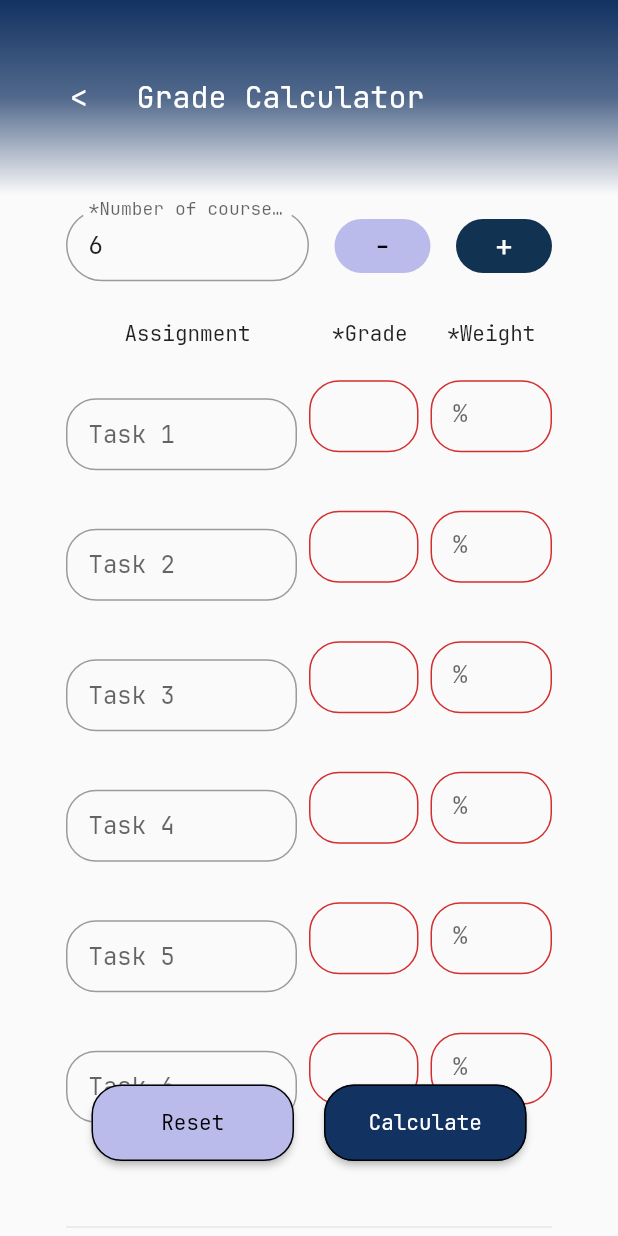
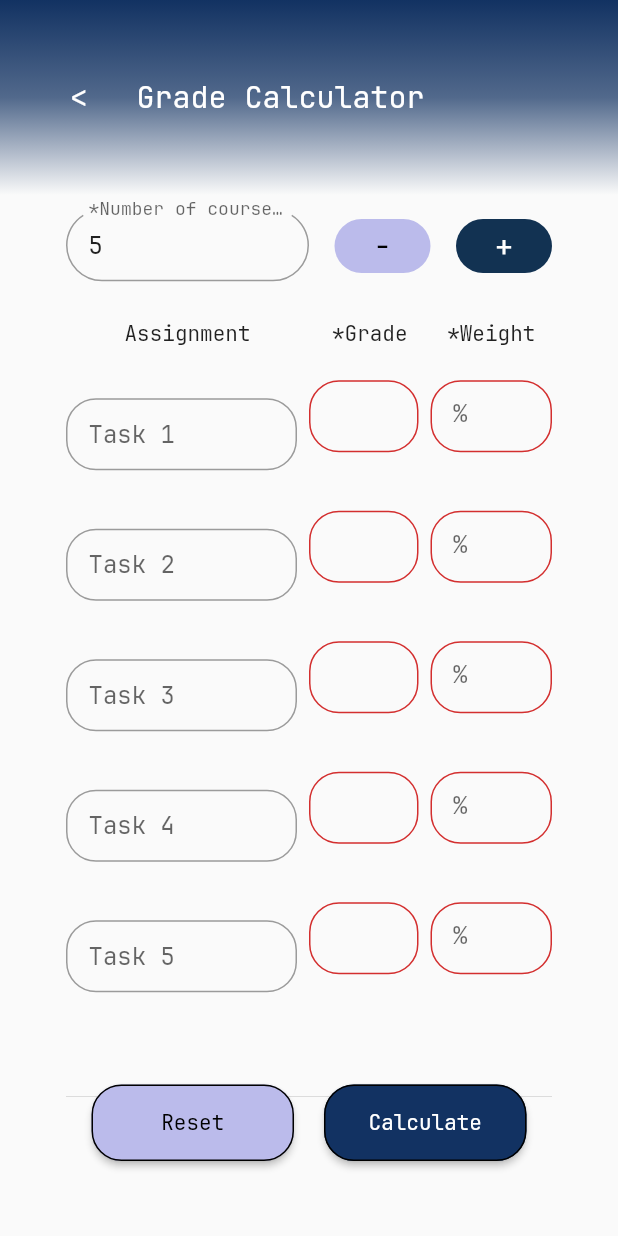
Before and after one commit to LTree0703/gpa_calculator, a Flutter app: the GradeCalculator screen opened directly, after a tap on "Calculate", on a phone screen of 412 x 824 dp. Run offline on Flutter 3.47's test engine with Material 2 defaults, Android fonts, the phone set to English and light mode, and no system bars.

Commit message:
Minor upgrade and refinement

```diff
--- a/lib/formfield.dart
+++ b/lib/formfield.dart
@@ -1,4 +1,36 @@
 import 'package:flutter/material.dart';
+
+Map<String, double> gradelabel = {
+  'A+': 4.30,
+  'A': 4.00,
+  'A-': 3.70,
+  'B+': 3.30,
+  'B': 3.00,
+  'B-': 2.70,
+  'C+': 2.30,
+  'C': 2.00,
+  'C-': 1.70,
+  'D+': 1.30,
+  'D': 1.00,
+  'D-': 0.70,
+  'F': 0.00,
+};
+
+Map<double, double> percentagelabel = {
+  60.0: 0.00,
+  63.0: 0.70,
+  67.0: 1.00,
+  70.0: 1.30,
+  73.0: 1.70,
+  77.0: 2.00,
+  80.0: 2.30,
+  83.0: 2.70,
+  87.0: 3.00,
+  90.0: 3.30,
+  93.0: 3.70,
+  97.0: 4.00,
+  100.1: 4.30,
+};
 
 class SimpleTextForm extends StatefulWidget {
   const SimpleTextForm(
--- a/lib/gpa.dart
+++ b/lib/gpa.dart
@@ -389,20 +389,6 @@ class CourseFormInput extends StatefulWidget {
 }
 
 class _CourseFormInputState extends State<CourseFormInput> {
-  Map<String, double?> gradelabel = {
-    'A+': 4.30,
-    'A': 4.00,
-    'A-': 3.70,
-    'B+': 3.30,
-    'B': 3.00,
-    'B-': 2.70,
-    'C+': 2.30,
-    'C': 2.00,
-    'C-': 1.70,
-    'D+': 1.30,
-    'D': 1.00,
-    'F': 0.00,
-  };
 
   @override
   Widget build(BuildContext context) {
@@ -504,7 +490,9 @@ class _OutputTableState extends State<OutputTable> {
   List<TableRow> courseData() {
     List<TableRow> children = [];
     for (var id = 0; id < widget.data.numCourses; id++) {
-      children.add(TableRow(children: [
+      children.add(
+        TableRow(
+          children: [
             Padding(
               padding: const EdgeInsets.all(7.5),
               child: Text(widget.data.courseName[id] == ''
@@ -517,7 +505,8 @@ class _OutputTableState extends State<OutputTable> {
                 padding: const EdgeInsets.all(7.5),
                 child: Text(
                   widget.data.credits[id].toString(),
-              )),
+                ),
+              ),
             ),
             Container(
               alignment: Alignment.centerRight,
@@ -526,7 +515,9 @@ class _OutputTableState extends State<OutputTable> {
                 child: Text(widget.data.grades[id].toString()),
               ),
             ),
-      ]));
+          ],
+        ),
+      );
     }
     return children;
   }
--- a/lib/grade.dart
+++ b/lib/grade.dart
@@ -2,38 +2,6 @@ import 'package:flutter/material.dart';
 import 'package:uni_quitter/topbar.dart';
 import 'package:uni_quitter/formfield.dart';
 import 'package:uni_quitter/gradedata.dart';
-
-Map<String, double> gradelabel = {
-  'A+': 4.30,
-  'A': 4.00,
-  'A-': 3.70,
-  'B+': 3.30,
-  'B': 3.00,
-  'B-': 2.70,
-  'C+': 2.30,
-  'C': 2.00,
-  'C-': 1.70,
-  'D+': 1.30,
-  'D': 1.00,
-  'D-': 0.70,
-  'F': 0.00,
-};
-
-Map<double, double> percentagelabel = {
-  60.0: 0.00,
-  63.0: 0.70,
-  67.0: 1.00,
-  70.0: 1.30,
-  73.0: 1.70,
-  77.0: 2.00,
-  80.0: 2.30,
-  83.0: 2.70,
-  87.0: 3.00,
-  90.0: 3.30,
-  93.0: 3.70,
-  97.0: 4.00,
-  100.1: 4.30,
-};
 
 class GradeCalculator extends StatefulWidget {
   const GradeCalculator({super.key});
@@ -50,9 +18,9 @@ class _GradeCalculatorState extends State<GradeCalculator> {
 
   late ScrollController _controller;
 
-  static const int numCourses = 6;
+  static const int numAssignments = 5;
 
-  GradeData _data = GradeData(numCourses);
+  GradeData _data = GradeData(numAssignments);
   bool hasSubmitted = false;
   bool numCourseInputHasChanged = false;
 
@@ -86,7 +54,7 @@ class _GradeCalculatorState extends State<GradeCalculator> {
     _scroll(_controller.initialScrollOffset);
 
     setState(() {
-      _data = GradeData(numCourses);
+      _data = GradeData(numAssignments);
       hasSubmitted = false;
       numCourseInputHasChanged = false;
     });
@@ -101,6 +69,40 @@ class _GradeCalculatorState extends State<GradeCalculator> {
       return true;
     }
     return false;
+  }
+
+  bool gradeProcessSucessful(String? value, int id) {
+    if (value == null || value.isEmpty) {
+      return false;
+    }
+    // Label case
+    if (gradelabel[value] != null) {
+      _data.componentGradesInput[id] = value;
+      _data.componentGrades[id] = gradelabel[value]!;
+      return true;
+    }
+    // Percentage case
+    double score;
+    try {
+      score = double.parse(value);
+    } catch (e) {
+      return false;
+    }
+    if (score < 0) {
+      return false;
+    } else if (score >= 100) {
+      _data.componentGradesInput[id] = value;
+      _data.componentGrades[id] = 4.3;
+      return true;
+    }
+    for (double key in percentagelabel.keys) {
+      if (score < key) {
+        _data.componentGradesInput[id] = value.toString();
+        _data.componentGrades[id] = percentagelabel[key]!;
+        break;
+      }
+    }
+    return true;
   }
 
   @override
@@ -134,7 +136,7 @@ class _GradeCalculatorState extends State<GradeCalculator> {
                               key: UniqueKey(),
                               autofocus: numCourseInputHasChanged,
                               keyboardType: TextInputType.number,
-                              initialValue: _data.numCourses.toString(),
+                              initialValue: _data.numAssignments.toString(),
                               style: const TextStyle(fontSize: 16.0),
                               decoration: const InputDecoration(
                                 labelText: '*Number of courses taken',
@@ -161,7 +163,7 @@ class _GradeCalculatorState extends State<GradeCalculator> {
                               onChanged: (value) {
                                 if (_formKey3.currentState!.validate()) {
                                   int newValue = int.parse(value);
-                                  int diff = newValue - _data.numCourses;
+                                  int diff = newValue - _data.numAssignments;
                                   bool? hasIncreased = diff > 0 ? true : false;
                                   setState(() {
                                     for (int i = 0; i < diff.abs(); i++) {
@@ -169,7 +171,7 @@ class _GradeCalculatorState extends State<GradeCalculator> {
                                           ? _data.addEmptyCourse()
                                           : _data.deleteCourse();
                                     }
-                                    _data.numCourses = newValue;
+                                    _data.numAssignments = newValue;
                                     numCourseInputHasChanged = true;
                                   });
                                 }
@@ -195,14 +197,17 @@ class _GradeCalculatorState extends State<GradeCalculator> {
                                       shape: MaterialStatePropertyAll(
                                         RoundedRectangleBorder(
                                           borderRadius: BorderRadius.all(
-                                                  Radius.circular(20.0)))),
+                                            Radius.circular(20.0),
+                                          ),
+                                        ),
+                                      ),
                                     ),
                                     onPressed: () {
                                       setState(() {
-                                        if (_data.numCourses > 1) {
+                                        if (_data.numAssignments > 1) {
                                           hasSubmitted = false;
                                           numCourseInputHasChanged = false;
-                                          _data.numCourses--;
+                                          _data.numAssignments--;
                                           _data.deleteCourse();
                                         }
                                       });
@@ -239,7 +244,7 @@ class _GradeCalculatorState extends State<GradeCalculator> {
                                       setState(() {
                                         hasSubmitted = false;
                                         numCourseInputHasChanged = false;
-                                        _data.numCourses++;
+                                        _data.numAssignments++;
                                         _data.addEmptyCourse();
                                       });
                                     },
@@ -277,7 +282,7 @@ class _GradeCalculatorState extends State<GradeCalculator> {
                     child: Builder(
                       builder: (context) {
                         List<Widget> children = [];
-                        for (var id = 0; id < _data.numCourses; id++) {
+                        for (var id = 0; id < _data.numAssignments; id++) {
                           children.add(
                             CourseFormInput(
                               id: id,
@@ -291,36 +296,10 @@ class _GradeCalculatorState extends State<GradeCalculator> {
                               },
                               gradeValues: _data.componentGrades,
                               gradeInputValidator: (value) {
-                                if (value == null || value.isEmpty) {
-                                  return '';
-                                }
-                                // Label case
-                                if (gradelabel[value] != null) {
-                                  _data.componentGradesInput[id] = value;
-                                  _data.componentGrades[id] =
-                                      gradelabel[value]!;
+                                if (gradeProcessSucessful(value, id)) {
                                   return null;
                                 }
-                                // Percentage case
-                                double score;
-                                try {
-                                  score = double.parse(value);
-                                } catch (e) {
                                 return '';
-                                }
-                                if (score < 0) {
-                                  return '';
-                                }
-                                for (double key in percentagelabel.keys) {
-                                  if (score < key) {
-                                    _data.componentGradesInput[id] =
-                                        value.toString();
-                                    _data.componentGrades[id] =
-                                        percentagelabel[key]!;
-                                    break;
-                                  }
-                                }
-                                return null;
                               },
                               weightValues: _data.weights,
                               weightInputValidator: (value) {
@@ -502,8 +481,10 @@ class OutputTable extends StatefulWidget {
 class _OutputTableState extends State<OutputTable> {
   List<TableRow> courseData() {
     List<TableRow> children = [];
-    for (var id = 0; id < widget.data.numCourses; id++) {
-      children.add(TableRow(children: [
+    for (var id = 0; id < widget.data.numAssignments; id++) {
+      children.add(
+        TableRow(
+          children: [
             Padding(
               padding: const EdgeInsets.all(7.5),
               child: Text(widget.data.assignments[id] == ''
@@ -516,7 +497,8 @@ class _OutputTableState extends State<OutputTable> {
                 padding: const EdgeInsets.all(7.5),
                 child: Text(
                   widget.data.componentGradesInput[id],
-              )),
+                ),
+              ),
             ),
             Container(
               alignment: Alignment.centerRight,
@@ -525,7 +507,9 @@ class _OutputTableState extends State<OutputTable> {
                 child: Text('${widget.data.weights[id].toStringAsFixed(0)} %'),
               ),
             ),
-      ]));
+          ],
+        ),
+      );
     }
     return children;
   }
@@ -554,7 +538,9 @@ class _OutputTableState extends State<OutputTable> {
           DecoratedBox(
             decoration: BoxDecoration(
               border: Border.all(
-                  style: BorderStyle.solid, color: const Color(0xff888888)),
+                style: BorderStyle.solid,
+                color: const Color(0xff888888),
+              ),
               borderRadius: BorderRadius.circular(30.0),
             ),
             child: Column(
@@ -562,10 +548,13 @@ class _OutputTableState extends State<OutputTable> {
               children: [
                 const Padding(
                   padding: EdgeInsets.fromLTRB(30, 30, 30, 10),
-                  child: Text('RESULT',
+                  child: Text(
+                    'RESULT',
                     style: TextStyle(
                       fontSize: 24.0,
-                      )),
+                      fontWeight: FontWeight.bold,
+                    ),
+                  ),
                 ),
                 Table(
                   border: TableBorder.all(
@@ -599,14 +588,32 @@ class _OutputTableState extends State<OutputTable> {
             ),
           ),
           Padding(
-            padding: const EdgeInsets.all(7.5),
+            padding: const EdgeInsets.all(10),
             child: Builder(
                 key: UniqueKey(),
                 builder: (context) {
                   double totalWeight = widget.data.totalWeights;
-                  if (totalWeight > 1) {
-                    return Text(
-                        '*This result is based on the total weight of ${totalWeight * 100}%, Please make sure your input is correct.');
+                  if (!widget.data.hasCompletedCourse) {
+                    return RichText(
+                      text: TextSpan(
+                        children: <TextSpan>[
+                          const TextSpan(
+                            text:
+                                '*This result is based on the total weight of ',
+                            style: TextStyle(
+                              fontFamily: 'JetBrainsMono',
+                            ),
+                          ),
+                          TextSpan(
+                            text: '${(totalWeight * 100).toStringAsFixed(0)}%.',
+                            style: const TextStyle(
+                              fontWeight: FontWeight.bold,
+                              fontFamily: 'JetBrainsMono',
+                            ),
+                          ),
+                        ],
+                      ),
+                    );
                   }
                   return const Text('');
                 }),
--- a/lib/gradedata.dart
+++ b/lib/gradedata.dart
@@ -1,5 +1,5 @@
 class GradeData {
-  int numCourses;
+  int numAssignments;
   List<String> assignments = [];
   List<String> componentGradesInput = [];
   List<double> componentGrades = [];
@@ -7,7 +7,7 @@ class GradeData {
 
   double get totalGrades {
     double totalGrades = 0.0;
-    for (int i = 0; i < numCourses; i++) {
+    for (int i = 0; i < numAssignments; i++) {
       totalGrades += componentGrades[i];
     }
     return totalGrades;
@@ -15,7 +15,7 @@ class GradeData {
 
   double get totalWeights {
     double totalWeights = 0.0;
-    for (int i = 0; i < numCourses; i++) {
+    for (int i = 0; i < numAssignments; i++) {
       totalWeights += weights[i];
     }
     return totalWeights / 100;
@@ -23,18 +23,18 @@ class GradeData {
 
   double get averageGrade {
     double sum = 0.0;
-    for (int i = 0; i < numCourses; i++) {
+    for (int i = 0; i < numAssignments; i++) {
       sum += componentGrades[i] * (weights[i] / 100);
     }
     return sum / totalWeights;
   }
 
-  bool get hasCompleted {
-    return totalWeights > 100;
+  bool get hasCompletedCourse {
+    return totalWeights == 100;
   }
 
-  GradeData(this.numCourses) {
-    for (int i = 0; i < numCourses; i++) {
+  GradeData(this.numAssignments) {
+    for (int i = 0; i < numAssignments; i++) {
       addEmptyCourse();
     }
   }
```
Also changed, not shown: lib/main.dart (+35 -30 lines). Lines whose indentation alone changed are shown as unchanged.
